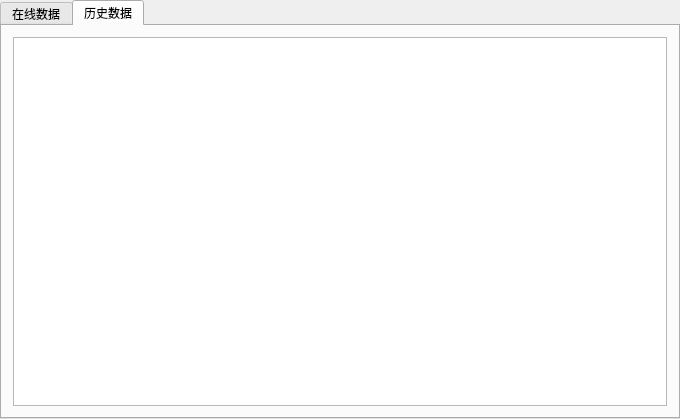
The window that iTmsGui/idataview.ui (fzlgejiao/PTMS) describes before a commit, drawn with Qt 5.
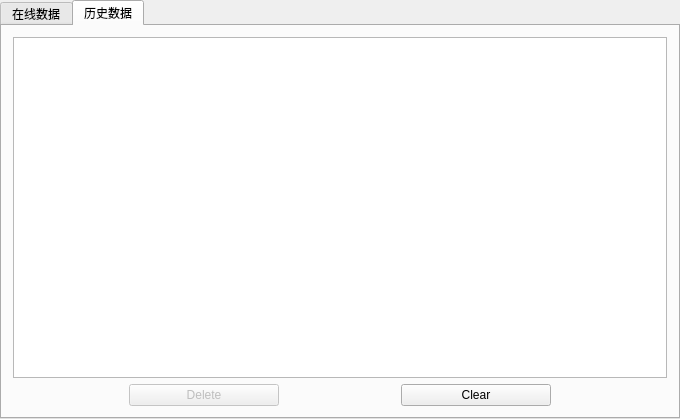
The same window after the commit. The open tabs and pages were chosen to show the change.

What changed in the file:
```diff
--- a/iTmsGui/idataview.ui
+++ b/iTmsGui/idataview.ui
@@ -32,7 +32,44 @@
    </attribute>
    <layout class="QVBoxLayout" name="verticalLayout">
     <item>
-     <widget class="QTableView" name="tableOldTags"/>
+     <widget class="QTableView" name="tableOldTags">
+      <property name="editTriggers">
+       <set>QAbstractItemView::NoEditTriggers</set>
+      </property>
+     </widget>
+    </item>
+    <item>
+     <layout class="QHBoxLayout" name="horizontalLayout">
+      <item>
+       <widget class="QPushButton" name="btnDelete">
+        <property name="enabled">
+         <bool>false</bool>
+        </property>
+        <property name="maximumSize">
+         <size>
+          <width>150</width>
+          <height>16777215</height>
+         </size>
+        </property>
+        <property name="text">
+         <string>Delete</string>
+        </property>
+       </widget>
+      </item>
+      <item>
+       <widget class="QPushButton" name="btnClear">
+        <property name="maximumSize">
+         <size>
+          <width>150</width>
+          <height>16777215</height>
+         </size>
+        </property>
+        <property name="text">
+         <string>Clear</string>
+        </property>
+       </widget>
+      </item>
+     </layout>
     </item>
    </layout>
   </widget>
```
Left out of the diff: 2 changed lines with no effect on the pictures.
